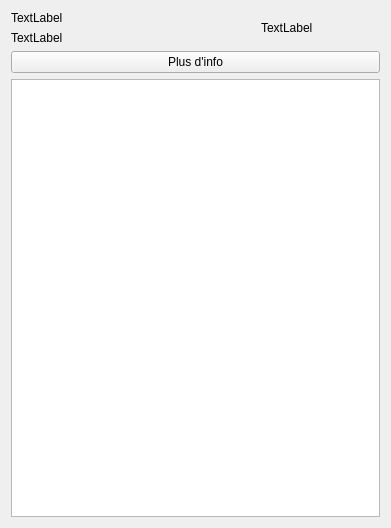
kugelbltz/MiniMapsVisualisation, file Interface/itineraire.ui: the form before one commit.
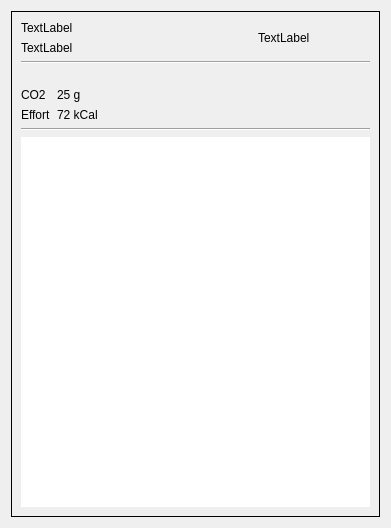
The form after the commit.

```diff
--- a/Interface/itineraire.ui
+++ b/Interface/itineraire.ui
@@ -10,11 +10,31 @@
     <height>528</height>
    </rect>
   </property>
+  <property name="sizePolicy">
+   <sizepolicy hsizetype="Preferred" vsizetype="Preferred">
+    <horstretch>0</horstretch>
+    <verstretch>0</verstretch>
+   </sizepolicy>
+  </property>
   <property name="windowTitle">
    <string>Form</string>
   </property>
   <layout class="QVBoxLayout" name="verticalLayout_2">
    <item>
+    <widget class="QFrame" name="frame">
+     <property name="frameShape">
+      <enum>QFrame::Box</enum>
+     </property>
+     <property name="frameShadow">
+      <enum>QFrame::Plain</enum>
+     </property>
+     <layout class="QVBoxLayout" name="verticalLayout_3">
+      <item>
+       <layout class="QVBoxLayout" name="verticalLayout">
+        <property name="topMargin">
+         <number>0</number>
+        </property>
+        <item>
     <layout class="QVBoxLayout" name="itineraireLayout">
      <item>
       <layout class="QGridLayout" name="gridLayout_2">
@@ -42,16 +62,76 @@
       </layout>
      </item>
      <item>
-      <widget class="QPushButton" name="moreInfo">
+           <widget class="Line" name="line">
+            <property name="orientation">
+             <enum>Qt::Horizontal</enum>
+            </property>
+           </widget>
+          </item>
+          <item>
+           <layout class="QFormLayout" name="formLayout">
+            <property name="topMargin">
+             <number>18</number>
+            </property>
+            <item row="0" column="0">
+             <widget class="QLabel" name="label">
        <property name="text">
-        <string>Plus d'info</string>
+               <string>CO2</string>
        </property>
       </widget>
      </item>
+            <item row="0" column="1">
+             <widget class="QLabel" name="label_2">
+              <property name="text">
+               <string>25 g</string>
+              </property>
+             </widget>
+            </item>
+            <item row="1" column="0">
+             <widget class="QLabel" name="label_3">
+              <property name="text">
+               <string>Effort</string>
+              </property>
+             </widget>
+            </item>
+            <item row="1" column="1">
+             <widget class="QLabel" name="label_4">
+              <property name="text">
+               <string>72 kCal</string>
+              </property>
+             </widget>
+            </item>
+           </layout>
+          </item>
      <item>
-      <widget class="QTextEdit" name="fullDescription"/>
-     </item>
-    </layout>
+           <widget class="Line" name="line2">
+            <property name="orientation">
+             <enum>Qt::Horizontal</enum>
+            </property>
+           </widget>
+          </item>
+          <item>
+           <widget class="QTextEdit" name="fullDescription">
+            <property name="sizePolicy">
+             <sizepolicy hsizetype="Expanding" vsizetype="Expanding">
+              <horstretch>0</horstretch>
+              <verstretch>0</verstretch>
+             </sizepolicy>
+            </property>
+            <property name="frameShape">
+             <enum>QFrame::NoFrame</enum>
+            </property>
+            <property name="frameShadow">
+             <enum>QFrame::Plain</enum>
+            </property>
+           </widget>
+          </item>
+         </layout>
+        </item>
+       </layout>
+      </item>
+     </layout>
+    </widget>
    </item>
   </layout>
  </widget>
```
Lines whose indentation alone changed are shown as unchanged.
